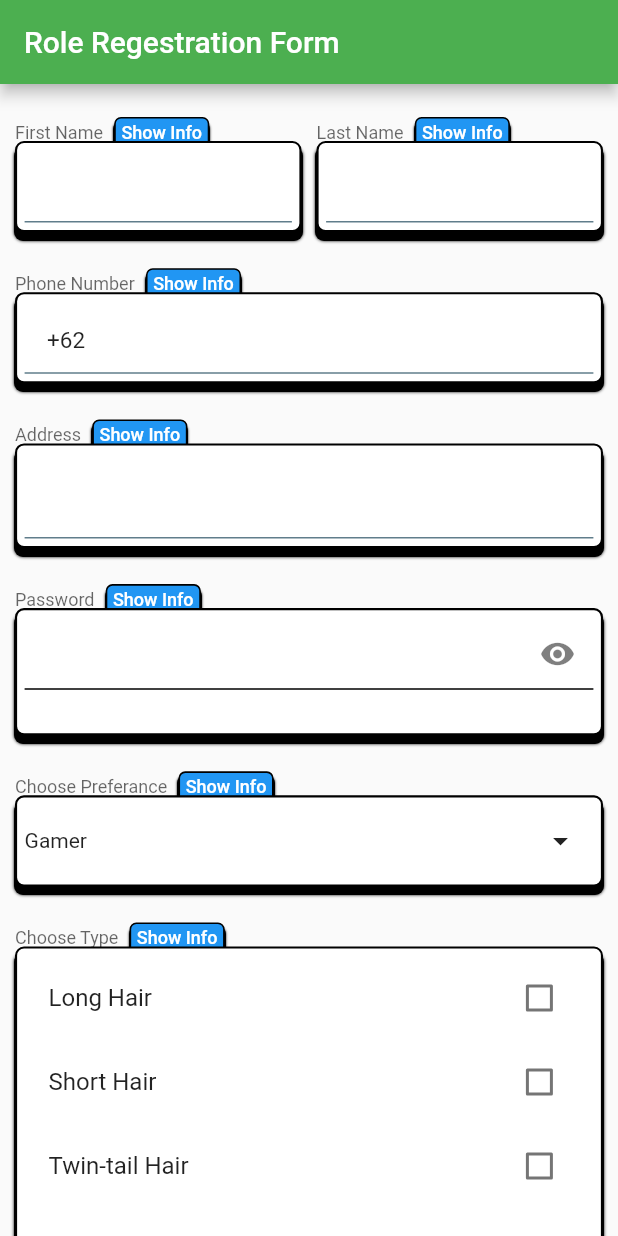
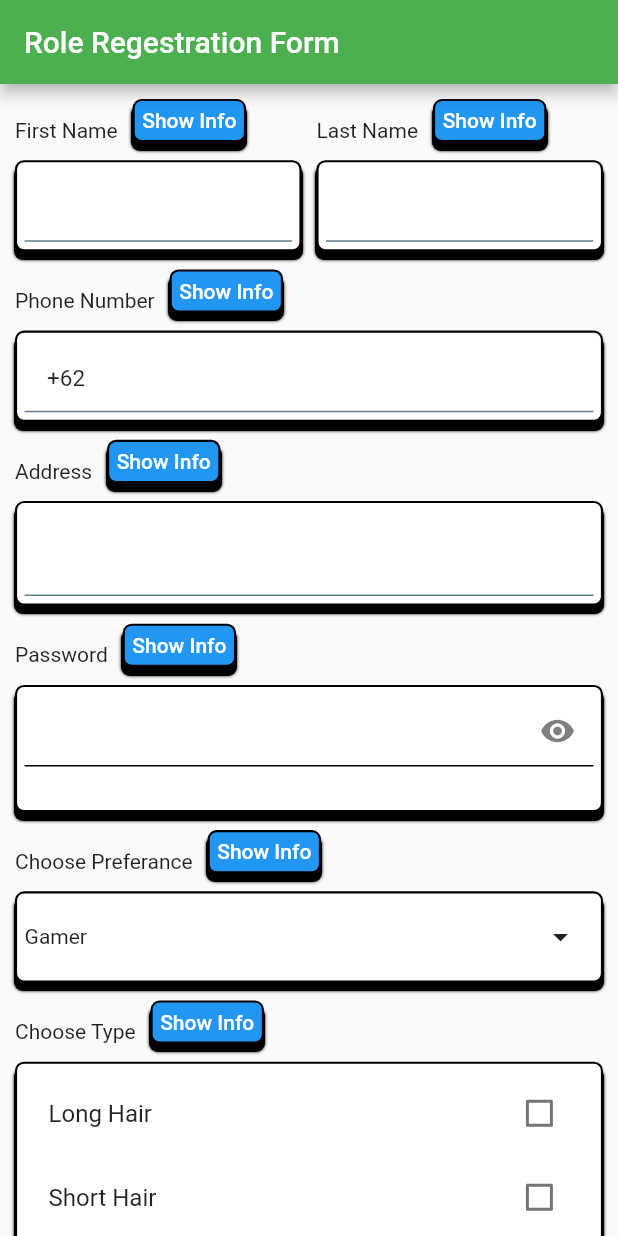
Before and after one commit to manofi21/reusable_widget_practice, a Flutter app: the screen it shows after launch, on a phone screen of 412 x 824 dp. Run offline on Flutter 3.47's test engine with Material 2 defaults, Android fonts, the phone set to English and light mode, and no system bars; our stand-ins replace dio, file_picker, image_picker; missing offline and left inert: outlined_text; network calls fail.

Commit message:
fixing info button not clicked by change using row instead label

```diff
--- a/lib/reusable_ui_kit/input_decoration_bold_shadow.dart
+++ b/lib/reusable_ui_kit/input_decoration_bold_shadow.dart
@@ -16,15 +16,18 @@ class InputDecorationBoldShabow extends StatelessWidget {
 
   @override
   Widget build(BuildContext context) {
-    return InputDecorator(
-      decoration: InputDecoration(
-        label: Row(
+    return Column(
+      children: [
+        Row(
+          crossAxisAlignment: CrossAxisAlignment.end,
           children: [
             Text(labelText),
             const SizedBox(width: 10),
             sidesLabelWidget ?? Container(),
           ],
         ),
+        InputDecorator(
+          decoration: InputDecoration(
             border: InputBorder.none,
             counter: counter == null && !defaultCounter ? Container() : counter,
           ),
@@ -47,6 +50,8 @@ class InputDecorationBoldShabow extends StatelessWidget {
                 ]),
             child: child,
           ),
+        ),
+      ],
     );
   }
 }
```
Lines whose indentation alone changed are shown as unchanged.
